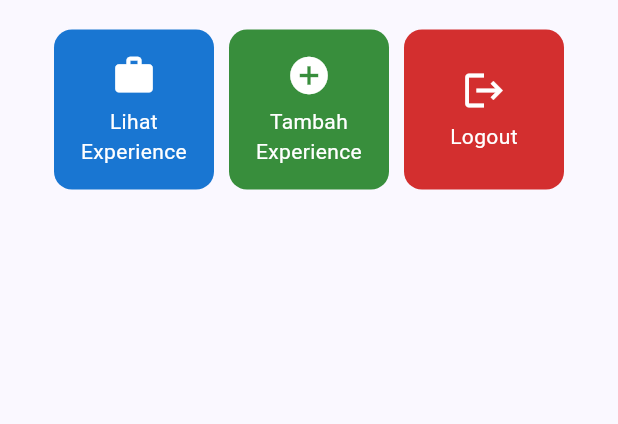
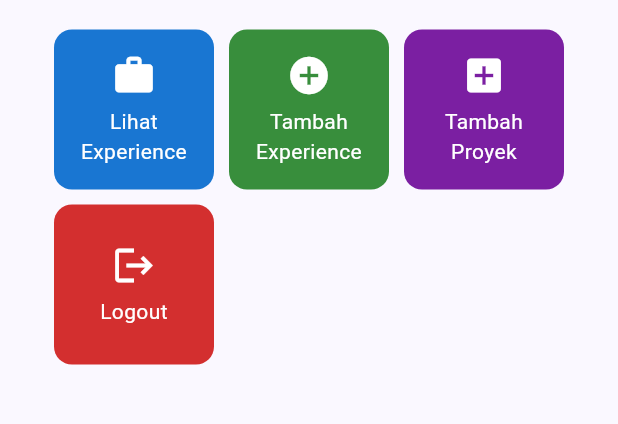
Before and after one commit to awiddymunaya/myportofolio_mobile, a Flutter app: the screen it shows after launch, on a phone screen of 412 x 824 dp, the part 392-816 px from its top. Run offline on Flutter 3.47's test engine with Material 3 defaults, Android fonts, the phone set to English and light mode, and no system bars; our stand-ins replace material_ui.

Commit message:
feat(menu): open ProjectFormPage from the Tambah Proyek button
Add a purple Tambah Proyek button. After showing its SnackBar, the
card calls Navigator.push so the system or browser Back button returns
to the menu. The menu body is now wrapped in SingleChildScrollView so
the second row of buttons does not overflow on small screens.

```diff
--- a/lib/menu.dart
+++ b/lib/menu.dart
@@ -1,4 +1,5 @@
 import 'package:material_ui/material_ui.dart';
+import 'package:myportofolio_mobile/project_form.dart';
 import 'package:myportofolio_mobile/widgets/left_drawer.dart';
 
 class MyHomePage extends StatelessWidget {
@@ -12,6 +13,7 @@ class MyHomePage extends StatelessWidget {
   final List<ItemHomepage> items = [
     ItemHomepage("Lihat Experience", Icons.work, Colors.blue.shade700),
     ItemHomepage("Tambah Experience", Icons.add_circle, Colors.green.shade700),
+    ItemHomepage("Tambah Proyek", Icons.add_box, Colors.purple.shade700),
     ItemHomepage("Logout", Icons.logout, Colors.red.shade700),
   ];
 
@@ -31,8 +33,10 @@ class MyHomePage extends StatelessWidget {
       ),
       // Drawer menu untuk berpindah antarhalaman.
       drawer: const LeftDrawer(),
-      // Body halaman utama dengan padding di sekelilingnya.
-      body: Padding(
+      // Body dibungkus SingleChildScrollView supaya bisa digulir
+      // ketika tombolnya tidak muat dalam satu layar.
+      body: SingleChildScrollView(
+        child: Padding(
           padding: const EdgeInsets.all(16.0),
           child: Column(
             crossAxisAlignment: CrossAxisAlignment.center,
@@ -66,7 +70,10 @@ class MyHomePage extends StatelessWidget {
 
                     // GridView menampilkan kartu tombol dalam tata letak kisi 3 kolom.
                     GridView.count(
-                    primary: true,
+                      // GridView tidak menggulir sendiri, yang menggulir
+                      // adalah SingleChildScrollView di luarnya.
+                      primary: false,
+                      physics: const NeverScrollableScrollPhysics(),
                       padding: const EdgeInsets.all(20),
                       crossAxisSpacing: 10,
                       mainAxisSpacing: 10,
@@ -81,6 +88,7 @@ class MyHomePage extends StatelessWidget {
                 ),
               ),
             ],
+          ),
         ),
       ),
     );
@@ -169,6 +177,14 @@ class ItemCard extends StatelessWidget {
                 duration: const Duration(seconds: 2),
               ),
             );
+
+          // Navigasi ke halaman yang sesuai.
+          if (item.name == "Tambah Proyek") {
+            Navigator.push(
+              context,
+              MaterialPageRoute(builder: (context) => const ProjectFormPage()),
+            );
+          }
         },
         child: Container(
           padding: const EdgeInsets.all(8),
```
Also changed, not shown: 1 other file. Lines whose indentation alone changed are shown as unchanged.
